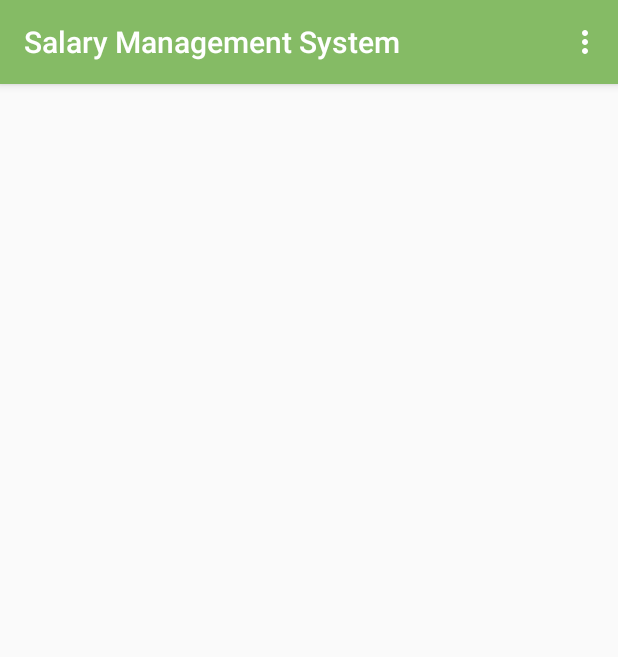
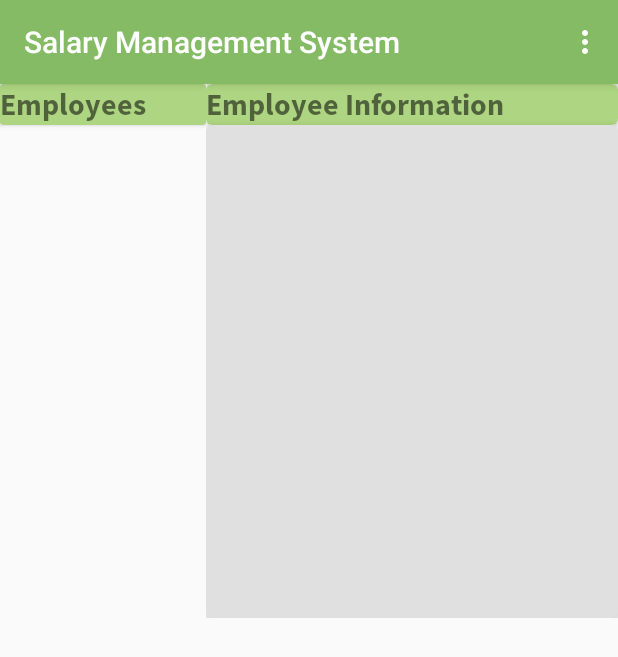
Before and after one commit to victorisaip/SalaryManagement, an Android app: the EmployeeManagementActivity screen opened directly, with no data from a screen before it, on a phone screen of 412 x 824 dp. Shown: the top 657 px of the screen. Run offline under Robolectric (Android 15) with nearby library versions, the phone set to English and light mode, and no system bars; our stand-ins replace Firebase (no records; nobody signed in at launch, a user with empty details on screens opened directly).

Commit message:
Update Cierre Janauary 23rd

```diff
--- a/app/src/main/res/layout/activity_employee_management.xml
+++ b/app/src/main/res/layout/activity_employee_management.xml
@@ -4,37 +4,39 @@
     android:id="@+id/activity_employee_management"
     android:layout_width="match_parent"
     android:layout_height="match_parent"
-    android:orientation="horizontal"
+    android:orientation="vertical"
     tools:context="com.example.victo.salarymanagement.Activities.EmployeeManagementActivity">
 
     <android.support.design.widget.AppBarLayout
         android:layout_width="match_parent"
         android:layout_height="wrap_content">
+
         <include
-            android:layout_height="wrap_content"
+            layout="@layout/toolbar_layout"
             android:layout_width="match_parent"
-            layout="@layout/toolbar_layout"
-            >
-        </include>
+            android:layout_height="wrap_content"></include>
 
     </android.support.design.widget.AppBarLayout>
 
 
+    <LinearLayout
+        android:layout_width="match_parent"
+        android:layout_height="wrap_content"
+        android:orientation="horizontal">
 
         <FrameLayout
+            android:id="@+id/fr_employees"
             android:layout_width="match_parent"
             android:layout_height="match_parent"
-        android:layout_weight="2"
-        android:id="@+id/fr_employees">
+            android:layout_weight="2">
 
         </FrameLayout>
 
         <FrameLayout
+            android:id="@+id/fr_detail_employees"
             android:layout_width="match_parent"
             android:layout_height="match_parent"
-        android:layout_weight="1"
-        android:id="@+id/fr_detail_employees">
-    </FrameLayout>
-
+            android:layout_weight="1"></FrameLayout>
+    </LinearLayout>
 
 </LinearLayout>
```
Also changed, not shown: app/src/main/res/layout/activity_approve_timesheets.xml (+7 -2 lines), app/src/main/res/layout/activity_see_time_sheet_history.xml (+7 -7 lines). Lines whose indentation alone changed are shown as unchanged.
